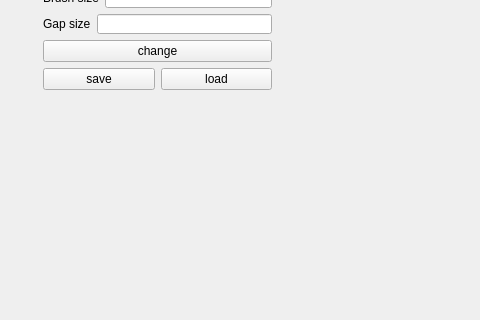
First picture: the form in apka/mainwindow.ui, repository mszlachetka/widmowy_qt, before the edit; both pictures show x 0 to 480 and y 192 to 512 of the 979 by 699 pixel window.
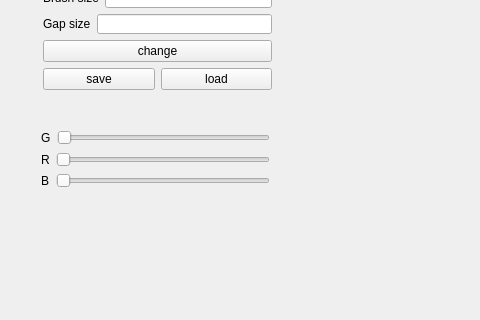
Second picture: the form after the edit. Icons and pictures are not drawn.

```diff
--- a/apka/mainwindow.ui
+++ b/apka/mainwindow.ui
@@ -27,15 +27,15 @@
    <widget class="QWidget" name="gridLayoutWidget">
     <property name="geometry">
      <rect>
-      <x>280</x>
+      <x>300</x>
       <y>20</y>
-      <width>691</width>
+      <width>671</width>
       <height>631</height>
      </rect>
     </property>
     <layout class="QGridLayout" name="gridLayout_2"/>
    </widget>
-   <widget class="QWidget" name="">
+   <widget class="QWidget" name="layoutWidget">
     <property name="geometry">
      <rect>
       <x>32</x>
@@ -177,6 +177,90 @@
      </item>
     </layout>
    </widget>
+   <widget class="QWidget" name="layoutWidget">
+    <property name="geometry">
+     <rect>
+      <x>30</x>
+      <y>310</y>
+      <width>251</width>
+      <height>84</height>
+     </rect>
+    </property>
+    <layout class="QGridLayout" name="gridLayout_4">
+     <item row="0" column="0">
+      <layout class="QGridLayout" name="gridLayout">
+       <item row="0" column="0">
+        <widget class="QLabel" name="label_2">
+         <property name="text">
+          <string>G</string>
+         </property>
+        </widget>
+       </item>
+       <item row="0" column="1">
+        <widget class="QSlider" name="GreenSlider">
+         <property name="maximum">
+          <number>255</number>
+         </property>
+         <property name="orientation">
+          <enum>Qt::Horizontal</enum>
+         </property>
+        </widget>
+       </item>
+      </layout>
+     </item>
+     <item row="1" column="0">
+      <layout class="QGridLayout" name="gridLayout_3">
+       <item row="0" column="0">
+        <widget class="QLabel" name="label">
+         <property name="text">
+          <string>R</string>
+         </property>
+        </widget>
+       </item>
+       <item row="0" column="1">
+        <widget class="QSlider" name="RedSlider">
+         <property name="maximum">
+          <number>255</number>
+         </property>
+         <property name="orientation">
+          <enum>Qt::Horizontal</enum>
+         </property>
+        </widget>
+       </item>
+       <item row="1" column="0">
+        <widget class="QLabel" name="label_3">
+         <property name="text">
+          <string>B</string>
+         </property>
+        </widget>
+       </item>
+       <item row="1" column="1">
+        <widget class="QSlider" name="BlueSlider">
+         <property name="maximum">
+          <number>255</number>
+         </property>
+         <property name="orientation">
+          <enum>Qt::Horizontal</enum>
+         </property>
+        </widget>
+       </item>
+      </layout>
+     </item>
+    </layout>
+   </widget>
+   <widget class="QLabel" name="color_label">
+    <property name="geometry">
+     <rect>
+      <x>36</x>
+      <y>402</y>
+      <width>241</width>
+      <height>31</height>
+     </rect>
+    </property>
+    <property name="text">
+     <string/>
+    </property>
+   </widget>
   </widget>
   <widget class="QStatusBar" name="statusBar"/>
   <widget class="QMenuBar" name="menuBar">
```
Left out of the diff: 2 changed lines with no effect on the pictures.
